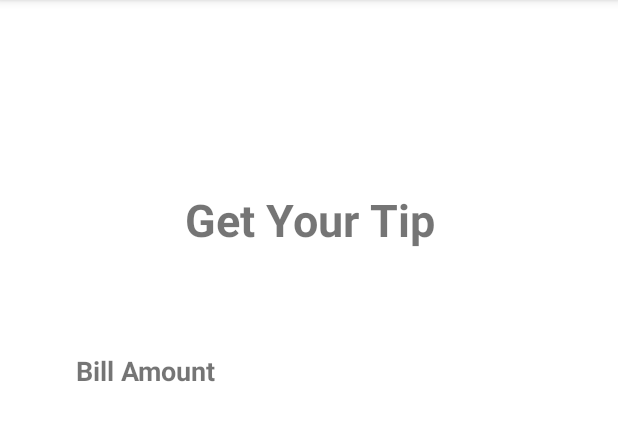
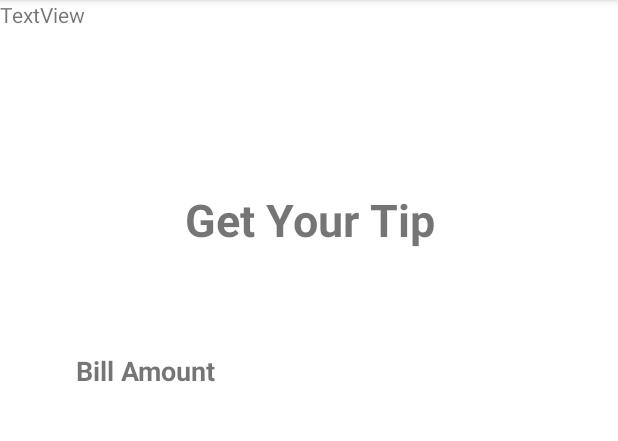
Before and after one commit to ravindikumarasinghe/Calculate-Your-Tip, an Android app: the screen it shows after launch (MainActivity), on a phone screen of 412 x 824 dp, the part 84-525 px from its top. Run offline under Robolectric (Android 15) with nearby library versions, the phone set to English and light mode, and no system bars.

Commit message:
write code for initial steps

```diff
--- a/app/src/main/res/layout/activity_main.xml
+++ b/app/src/main/res/layout/activity_main.xml
@@ -35,4 +35,12 @@
         app:layout_constraintTop_toTopOf="parent"
         app:layout_constraintVertical_bias="0.316" />
 
+    <TextView
+        android:id="@+id/textView2"
+        android:layout_width="wrap_content"
+        android:layout_height="wrap_content"
+        android:text="TextView"
+        tools:layout_editor_absoluteX="205dp"
+        tools:layout_editor_absoluteY="220dp" />
+
 </androidx.constraintlayout.widget.ConstraintLayout>
```
